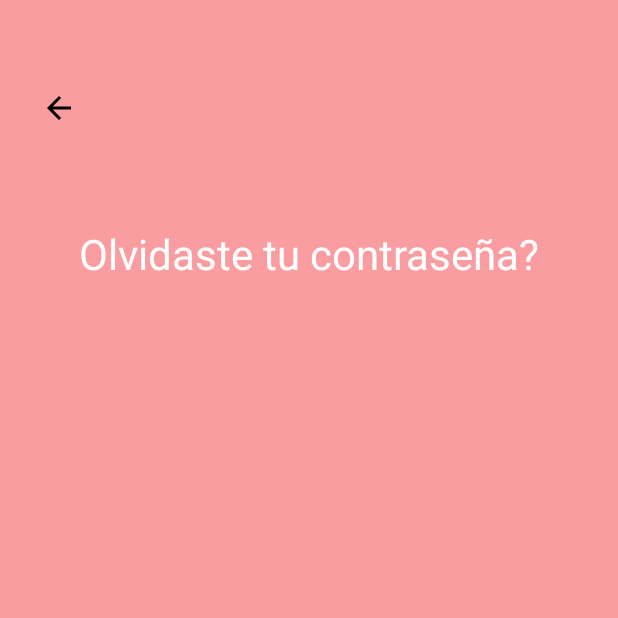
After one commit to JadeJade888/Capaclick_APP, an Android app: the OlvidoContrasenia screen opened directly, with no data from a screen before it, on a phone screen of 412 x 824 dp, the top half of it. The commit adds this screen. Run offline under Robolectric (Android 15) with nearby library versions, the phone set to English and light mode, and no system bars; 1 statement that could not run was skipped.

Commit message:
Boton de olvido contrasenia

```diff
--- a/app/src/main/java/com/example/a209755ihm/MainActivity.java
+++ b/app/src/main/java/com/example/a209755ihm/MainActivity.java
@@ -23,7 +23,7 @@ public class MainActivity extends AppCompatActivity {
                 }
                 catch(InterruptedException e){e.printStackTrace();}
                 finally {
-                    Intent intent = new Intent(MainActivity.this, inicio_sesion.class);
+                    Intent intent = new Intent(MainActivity.this, InicioSesion.class);
                     startActivity(intent);
                     finish();
                 }
--- /dev/null
+++ b/app/src/main/java/com/example/a209755ihm/OlvidoContrasenia.java
@@ -0,0 +1,28 @@
+package com.example.a209755ihm;
+
+import android.content.Intent;
+import android.os.Bundle;
+import android.view.View;
+import android.widget.Button;
+import android.widget.ImageButton;
+
+import androidx.appcompat.app.AppCompatActivity;
+
+public class OlvidoContrasenia extends AppCompatActivity implements View.OnClickListener {
+
+    public ImageButton regresarMenuInicioSesion;
+    @Override
+    protected void onCreate(Bundle savedInstanceState) {
+        super.onCreate(savedInstanceState);
+        setContentView(R.layout.activity_olvido_contrasenia);
+
+        regresarMenuInicioSesion =  (ImageButton) findViewById(R.id.imageButton);
+        regresarMenuInicioSesion.setOnClickListener(this);
+
+    }
+    @Override
+    public void onClick(View v) {
+        Intent intent = new Intent(OlvidoContrasenia.this, InicioSesion.class);
+        startActivity(intent);
+    }
+}
--- a/app/src/main/res/layout/activity_inicio_sesion.xml
+++ b/app/src/main/res/layout/activity_inicio_sesion.xml
@@ -82,7 +82,7 @@
         android:id="@+id/button"
         android:layout_width="277dp"
         android:layout_height="49dp"
-        android:layout_marginStart="60dp"
+        android:layout_marginStart="67dp"
         android:layout_marginEnd="67dp"
         android:layout_marginBottom="164dp"
         android:backgroundTint="#BA4169"
--- /dev/null
+++ b/app/src/main/res/layout/activity_olvido_contrasenia.xml
@@ -0,0 +1,34 @@
+<?xml version="1.0" encoding="utf-8"?>
+<androidx.constraintlayout.widget.ConstraintLayout xmlns:android="http://schemas.android.com/apk/res/android"
+    xmlns:app="http://schemas.android.com/apk/res-auto"
+    xmlns:tools="http://schemas.android.com/tools"
+    android:layout_width="match_parent"
+    android:layout_height="match_parent"
+    android:background="#FA9DA1">
+
+    <ImageButton
+        android:id="@+id/imageButton"
+        android:layout_width="wrap_content"
+        android:layout_height="wrap_content"
+        android:layout_marginStart="15dp"
+        android:layout_marginTop="50dp"
+        android:backgroundTint="#00FFFFFF"
+        android:tint="#000000"
+        app:layout_constraintStart_toStartOf="parent"
+        app:layout_constraintTop_toTopOf="parent"
+        app:srcCompat="?attr/homeAsUpIndicator" />
+
+    <TextView
+        android:id="@+id/textView3"
+        android:layout_width="wrap_content"
+        android:layout_height="wrap_content"
+        android:layout_marginStart="51dp"
+        android:layout_marginTop="150dp"
+        android:layout_marginEnd="51dp"
+        android:text="Olvidaste tu contraseña?"
+        android:textColor="@color/white"
+        android:textSize="28dp"
+        app:layout_constraintEnd_toEndOf="parent"
+        app:layout_constraintStart_toStartOf="parent"
+        app:layout_constraintTop_toTopOf="parent" />
+</androidx.constraintlayout.widget.ConstraintLayout>
```
Also changed, not shown: app/src/main/AndroidManifest.xml (+11 -1 lines), app/src/main/java/com/example/a209755ihm/InicioSesion.java (added, +30 -0 lines), app/src/main/java/com/example/a209755ihm/inicio_sesion.java (deleted, +0 -12 lines).
